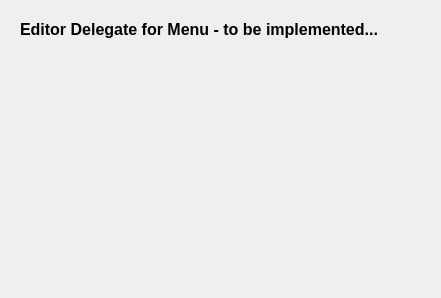
This is editordelegate.ui in PLLUG-Community-C-Qt-Roadmap/CafeMenuEditor as Qt 5 draws it before an edit. The edited form follows.
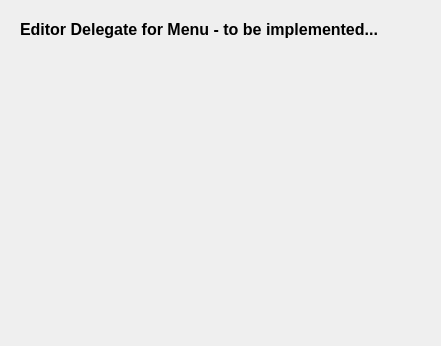
This is the edited form.

Diff of the .ui file:
```diff
--- a/editordelegate.ui
+++ b/editordelegate.ui
@@ -7,7 +7,7 @@
     <x>0</x>
     <y>0</y>
     <width>441</width>
-    <height>298</height>
+    <height>346</height>
    </rect>
   </property>
   <property name="windowTitle">
```
